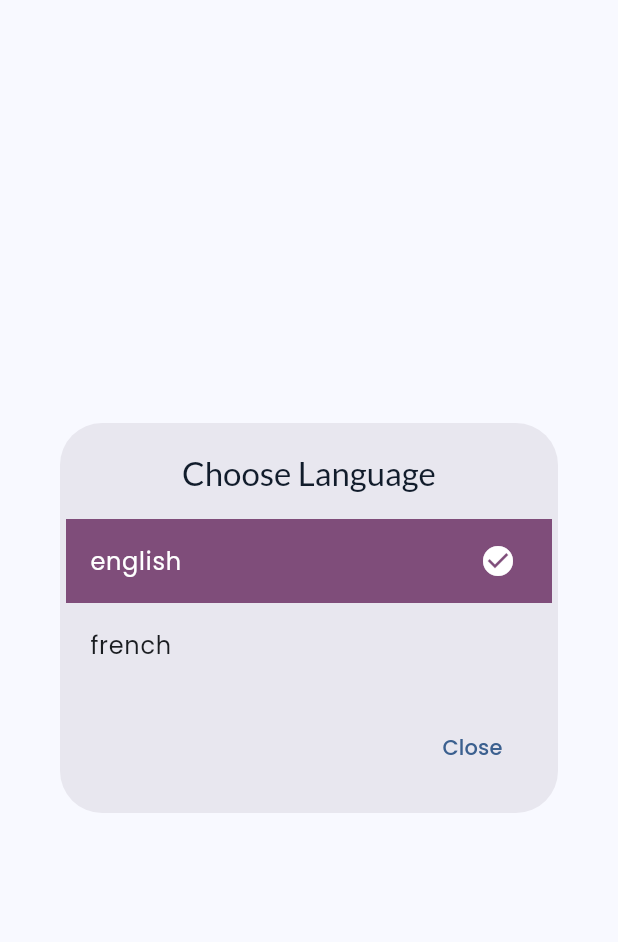
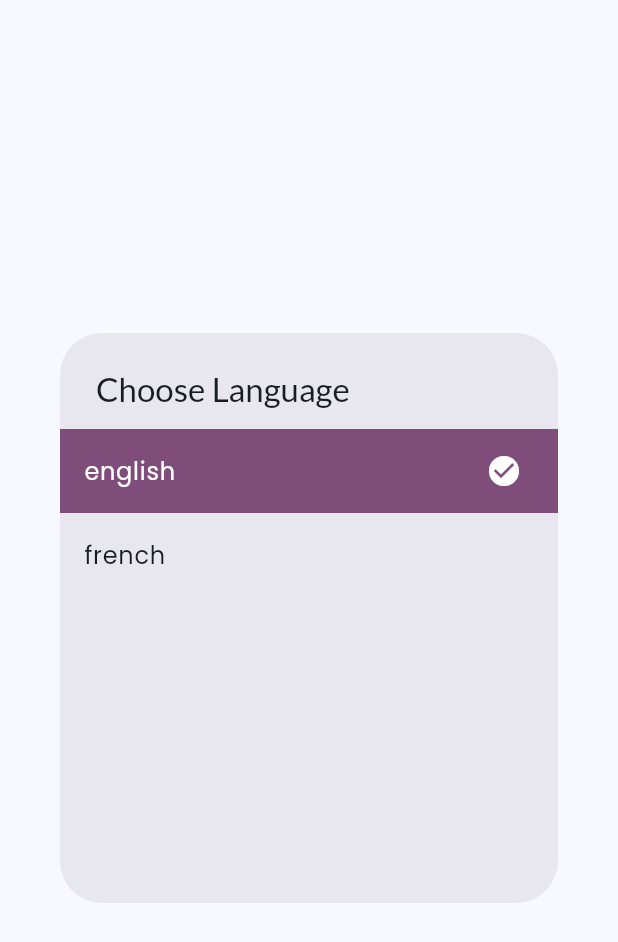
Before and after one commit to mervinhemaraju/mauritius-emergency-services, a Flutter app: the LanguageDialog widget shown alone on an empty page, opened directly, on a phone screen of 412 x 824 dp. Shown: the top 942 px of the screen. Run offline on Flutter 3.47's test engine with Material 3 defaults, Android fonts, the phone set to English and light mode, and no system bars; our stand-ins replace dio, flutter_riverpod, flutter_svg, go_router, package_info_plus, share_plus and 1 more; missing offline and left inert: pair; accounts and stored records are empty; network calls fail.

Commit message:
- Updated dialogs

```diff
--- a/lib/main.dart
+++ b/lib/main.dart
@@ -11,6 +11,7 @@ import 'package:mauritius_emergency_services/ui/theme/typography.dart';
 import 'package:mauritius_emergency_services/ui/theme/ui.dart';
 import 'package:shared_preferences/shared_preferences.dart';
 
+// FIXME(Fix issue with alertdialogs where selected items are overlapping with title)
 // TODO(Replace report testing by prod one after ensuring cyclone UI is done)
 // TODO(Implement sheet for cyclone name)
 // TODO(Implement sheet for cyclone guidelines)
--- a/lib/ui/pages/settings/language_dialog.dart
+++ b/lib/ui/pages/settings/language_dialog.dart
@@ -1,37 +1,24 @@
 import 'package:flutter/material.dart';
 import 'package:flutter_riverpod/flutter_riverpod.dart';
-import 'package:go_router/go_router.dart';
 import 'package:mauritius_emergency_services/core/models/locale.dart';
 import 'package:mauritius_emergency_services/core/providers/settings.dart';
 
-class LanguageDialog extends ConsumerStatefulWidget {
+class LanguageDialog extends ConsumerWidget {
   const LanguageDialog({super.key});
 
   @override
-  ConsumerState<LanguageDialog> createState() => LanguageDialogState();
-}
-
-class LanguageDialogState extends ConsumerState<LanguageDialog> {
-  @override
-  Widget build(BuildContext context) {
+  Widget build(BuildContext context, WidgetRef ref) {
     final settings = ref.watch(settingsProvider);
 
-    return Dialog(
-      child: Padding(
-        padding: const EdgeInsets.all(4.0),
-        child: Column(
-          mainAxisSize: MainAxisSize.min,
-          children: <Widget>[
-            Padding(
-              padding: const EdgeInsets.symmetric(vertical: 16.0),
-              child: Text(
-                "Choose Language",
-                style: Theme.of(context).textTheme.titleLarge?.copyWith(
-                      color: Theme.of(context).colorScheme.onSecondaryContainer,
-                    ),
-              ),
-            ),
-            ...MesLocale.values.map((locale) {
+    return SimpleDialog(
+      title: Text("Choose Language"),
+      children: [
+        SizedBox(
+          width: double.maxFinite,
+          height: 300,
+          child: ListView(
+            shrinkWrap: true,
+            children: MesLocale.values.map((locale) {
               return ListTile(
                 selected: settings.locale == locale,
                 selectedColor: Theme.of(context).colorScheme.onTertiary,
@@ -47,24 +34,10 @@ class LanguageDialogState extends ConsumerState<LanguageDialog> {
                   ref.read(settingsProvider.notifier).updateLocale(locale);
                 },
               );
-            }),
-            Align(
-              alignment: Alignment.bottomRight,
-              child: Padding(
-                padding: const EdgeInsets.symmetric(
-                  vertical: 16.0,
-                  horizontal: 21.0,
-                ),
-                child: TextButton(
-                    onPressed: () {
-                      context.pop();
-                    },
-                    child: Text("Close")),
-              ),
-            )
-          ],
-        ),
-      ),
+            }).toList(),
+          ),
+        )
+      ],
     );
   }
 }
--- a/lib/ui/pages/settings/settings.dart
+++ b/lib/ui/pages/settings/settings.dart
@@ -7,11 +7,11 @@ import 'package:mauritius_emergency_services/ui/pages/settings/emergency_button_
 import 'package:mauritius_emergency_services/ui/pages/settings/language_dialog.dart';
 import 'package:mauritius_emergency_services/ui/utils/extensions.dart';
 
-class SettingsScreen extends ConsumerWidget {
+class SettingsScreen extends StatelessWidget {
   const SettingsScreen({super.key});
 
   @override
-  Widget build(BuildContext context, WidgetRef ref) {
+  Widget build(BuildContext context) {
     final scaffoldKey = GlobalKey<ScaffoldState>();
     return Scaffold(
       key: scaffoldKey,
```
Also changed, not shown: lib/ui/pages/settings/emergency_button_dialog.dart (+12 -48 lines).
